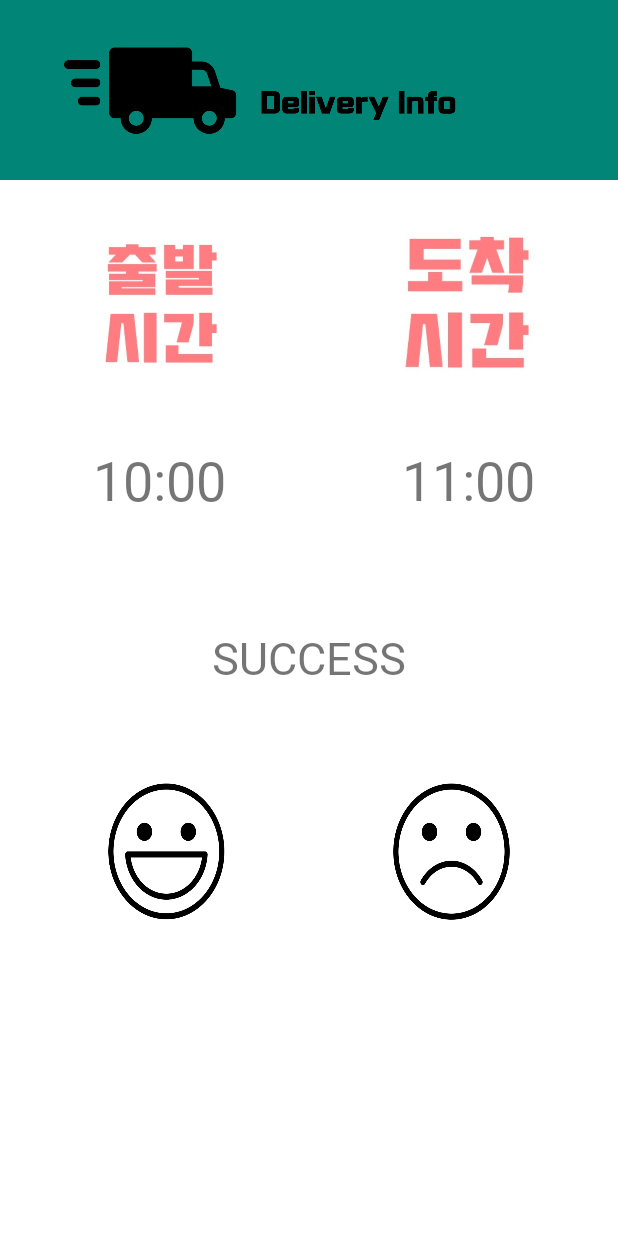
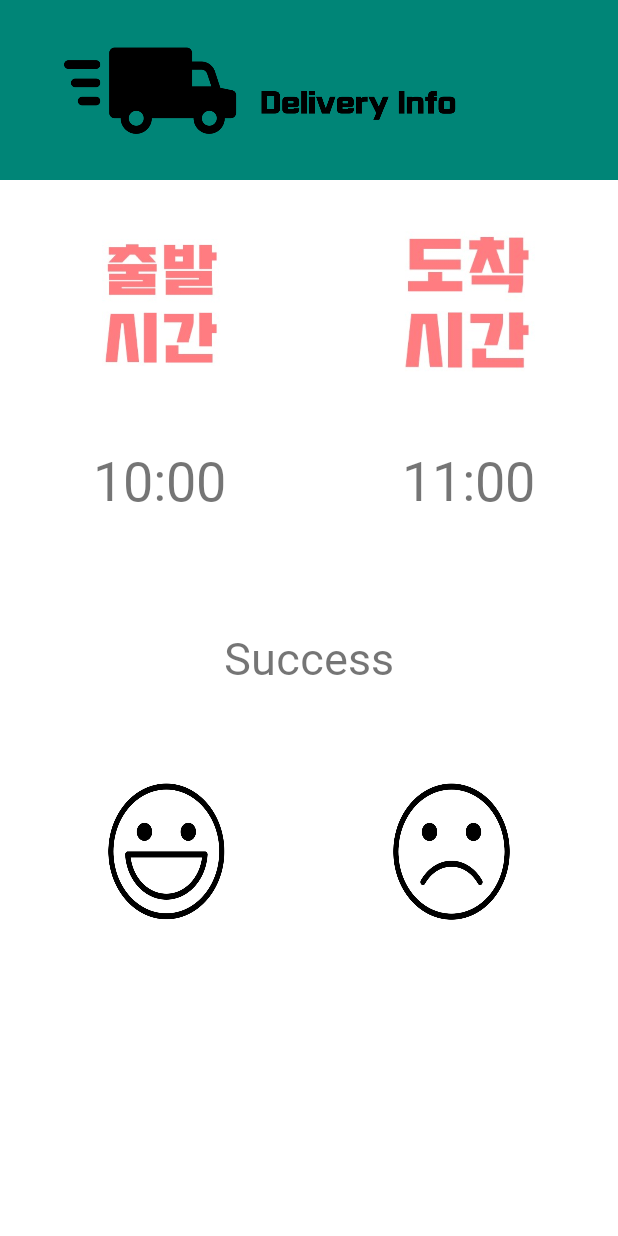
Before and after one commit to lpsgm63/Thief, an Android app: the screen it shows after launch (MainActivity), on a phone screen of 412 x 824 dp. Run offline under Robolectric (Android 15) with nearby library versions, the phone set to English and light mode, and no system bars; plain views replace LineChart; 2 statements that could not run were skipped.

Commit message:
FCM 메시지 전송 완료

```diff
--- a/app/src/main/AndroidManifest.xml
+++ b/app/src/main/AndroidManifest.xml
@@ -12,12 +12,13 @@
         <activity android:name=".IntroActivity">
             <intent-filter>
                 <action android:name="android.intent.action.MAIN" />
-
-                <category android:name="android.intent.category.LAUNCHER" />
+                <category android:name="android.intent.category.LAUNCHER"/>
             </intent-filter>
         </activity>
         <activity android:name=".MainActivity">
-
+            <intent-filter>
+                <category android:name="android.intent.category.DEFAULT" />
+            </intent-filter>
         </activity>
         <service
             android:name=".Message"
--- a/app/src/main/java/com/example/thief/IntroActivity.java
+++ b/app/src/main/java/com/example/thief/IntroActivity.java
@@ -3,23 +3,36 @@ package com.example.thief;
 import android.content.Intent;
 import android.os.Bundle;
 import android.os.Handler;
+import android.util.Log;
 
 import androidx.annotation.Nullable;
 import androidx.appcompat.app.ActionBar;
 import androidx.appcompat.app.AppCompatActivity;
 
+import java.util.Set;
+
 public class IntroActivity extends AppCompatActivity {
+    String departure="10:00", arrival="11:00", transform="Success";
     @Override
     protected void onCreate(@Nullable Bundle savedInstanceState) {
         super.onCreate(savedInstanceState);
         setContentView(R.layout.intro);
-
-
+        Bundle bundle = getIntent().getExtras();
+        Set<String> keys = bundle.keySet();
+        //MapCollection이라는 이상한 놈이 Bundle에 계속 추가되서 예외 처리
+        if(keys.size() != 1){
+              departure = bundle.get("departure").toString();
+            arrival = bundle.get("arrival").toString();
+            transform = bundle.get("transform").toString();
+        }
         Handler handler = new Handler();
         handler.postDelayed(new Runnable() {
             @Override
             public void run() {
                 Intent intent = new Intent(IntroActivity.this,MainActivity.class);
+                intent.putExtra("departure",departure);
+                intent.putExtra("arrival",arrival);
+                intent.putExtra("transform",transform);
                 startActivity(intent);
                 finish();
             }
--- a/app/src/main/java/com/example/thief/MainActivity.java
+++ b/app/src/main/java/com/example/thief/MainActivity.java
@@ -3,21 +3,16 @@ package com.example.thief;
 import androidx.appcompat.app.AppCompatActivity;
 
 import android.os.Bundle;
-import android.os.DropBoxManager;
-
-import com.github.mikephil.charting.charts.LineChart;
-import com.github.mikephil.charting.data.Entry;
-import com.github.mikephil.charting.data.LineData;
-import com.github.mikephil.charting.data.LineDataSet;
-import com.github.mikephil.charting.utils.ColorTemplate;
-
-import java.util.ArrayList;
-import java.util.Map;
+import android.util.Log;
+import android.widget.TextView;
 
 public class MainActivity extends AppCompatActivity {
+    String departure="10:00", arrival="11:00", transform="Success";
 
+    TextView  time_d,time_a,success;
     protected void onCreate(Bundle savedInstanceState) {
         super.onCreate(savedInstanceState);
+
         setContentView(R.layout.activity_main);
         /*
         LineChart lineChart = (LineChart)findViewById(R.id.lineChart);
@@ -59,5 +54,18 @@ public class MainActivity extends AppCompatActivity {
         lineChart.setData(data);
         lineChart.animateY(5000);
 */
+        Bundle bundle = getIntent().getExtras();
+        if(bundle != null){
+            departure = bundle.get("departure").toString();
+            arrival = bundle.get("arrival").toString();
+            transform = bundle.get("transform").toString();
+        }
+        time_d = (TextView)findViewById(R.id.departure);
+        time_a = (TextView)findViewById(R.id.arrival);
+        success = (TextView)findViewById(R.id.transform);
+        time_d.setText(departure);
+        time_a.setText(arrival);
+        success.setText(transform);
     }
+
 }
--- a/app/src/main/res/layout/activity_main.xml
+++ b/app/src/main/res/layout/activity_main.xml
@@ -40,7 +40,7 @@
         app:srcCompat="@drawable/arrival" />
 
     <TextView
-        android:id="@+id/textView"
+        android:id="@+id/departure"
         android:layout_width="160dp"
         android:layout_height="60dp"
         android:layout_marginStart="26dp"
@@ -53,7 +53,7 @@
         app:layout_constraintTop_toBottomOf="@+id/imageView" />
 
     <TextView
-        android:id="@+id/textView2"
+        android:id="@+id/arrival"
         android:layout_width="160dp"
         android:layout_height="60dp"
         android:layout_marginTop="10dp"
@@ -75,7 +75,7 @@
         app:layout_constraintTop_toBottomOf="@+id/textView2" />
 -->
     <TextView
-        android:id="@+id/Success"
+        android:id="@+id/transform"
         android:layout_width="244dp"
         android:layout_height="77dp"
         android:layout_marginTop="50dp"
@@ -85,7 +85,7 @@
         android:textSize="30dp"
         app:layout_constraintEnd_toEndOf="parent"
         app:layout_constraintStart_toStartOf="parent"
-        app:layout_constraintTop_toBottomOf="@+id/textView" />
+        app:layout_constraintTop_toBottomOf="@+id/departure" />
 
     <ImageView
         android:id="@+id/sad"
@@ -95,7 +95,7 @@
         android:layout_marginTop="40dp"
         app:layout_constraintRight_toLeftOf="@id/happy"
         app:layout_constraintStart_toStartOf="parent"
-        app:layout_constraintTop_toBottomOf="@+id/Success"
+        app:layout_constraintTop_toBottomOf="@+id/transform"
         app:srcCompat="@drawable/happy" />
 
     <ImageView
@@ -106,7 +106,7 @@
         android:layout_marginEnd="30dp"
         app:layout_constraintEnd_toEndOf="parent"
         app:layout_constraintLeft_toRightOf="@+id/sad"
-        app:layout_constraintTop_toBottomOf="@+id/Success"
+        app:layout_constraintTop_toBottomOf="@+id/transform"
         app:srcCompat="@drawable/sad" />
 
 
```
